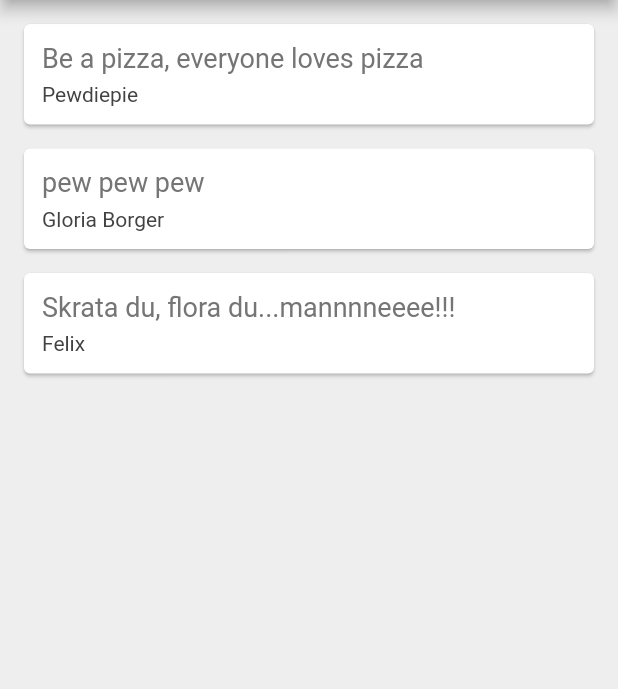
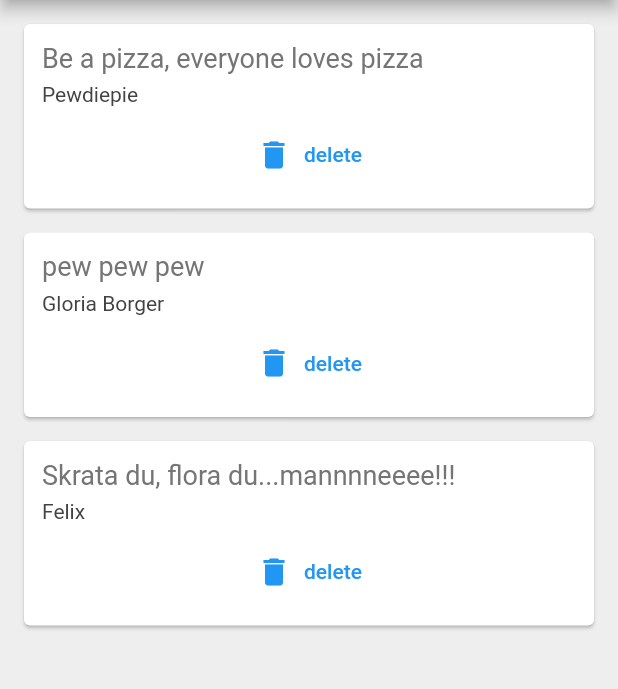
Before and after one commit to ZimvoMatwa/dontquoteme, a Flutter app: the screen it shows after launch, on a phone screen of 412 x 824 dp, the part 84-773 px from its top. Run offline on Flutter 3.47's test engine with Material 2 defaults, Android fonts, the phone set to English and light mode, and no system bars.

Commit message:
delete button

```diff
--- a/lib/main.dart
+++ b/lib/main.dart
@@ -36,7 +36,15 @@ class _quoteListState extends State<quoteList> {
         backgroundColor: Colors.redAccent,
       ),
       body: Column(
-        children: quotes.map((quote) => quoteCard(quote: quote)).toList(),
+        children: quotes
+            .map((quote) => quoteCard(
+                quote: quote,
+                delete: () {
+                  setState(() {
+                    quotes.remove(quote);
+                  });
+                }))
+            .toList(),
       ),
     );
   }
--- a/lib/quoteCard.dart
+++ b/lib/quoteCard.dart
@@ -4,8 +4,9 @@ import 'quotes.dart';
 class quoteCard extends StatelessWidget {
   // const quoteCard({Key? key}) : super(key: key);
 
-  final Quotes quote;
-  quoteCard({required this.quote});
+  late final Quotes quote;
+  late final Function() delete;
+  quoteCard({required this.quote, required this.delete});
 
   @override
   Widget build(BuildContext context) {
@@ -30,7 +31,12 @@ class quoteCard extends StatelessWidget {
                 fontSize: 14.0,
                 color: Colors.grey[800],
               ),
-            )
+            ),
+            SizedBox(height: 8.0,),
+            TextButton.icon(
+                onPressed: delete,
+                icon: Icon(Icons.delete),
+                label: Text('delete'))
           ],
         ),
       ),
```
